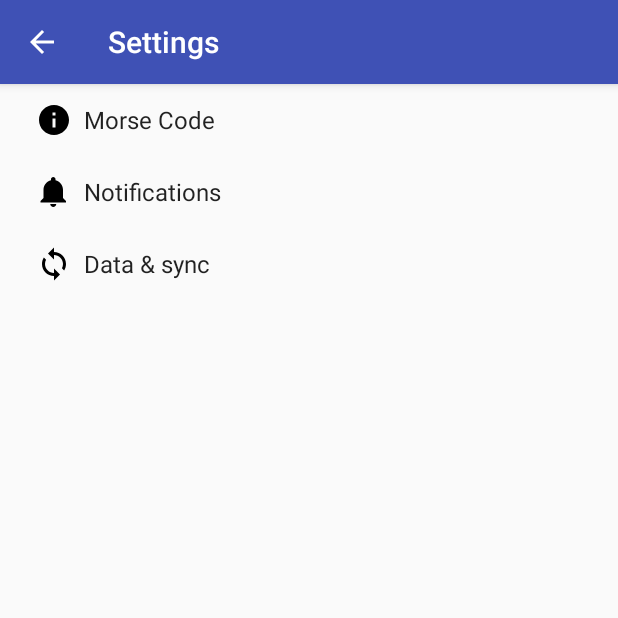
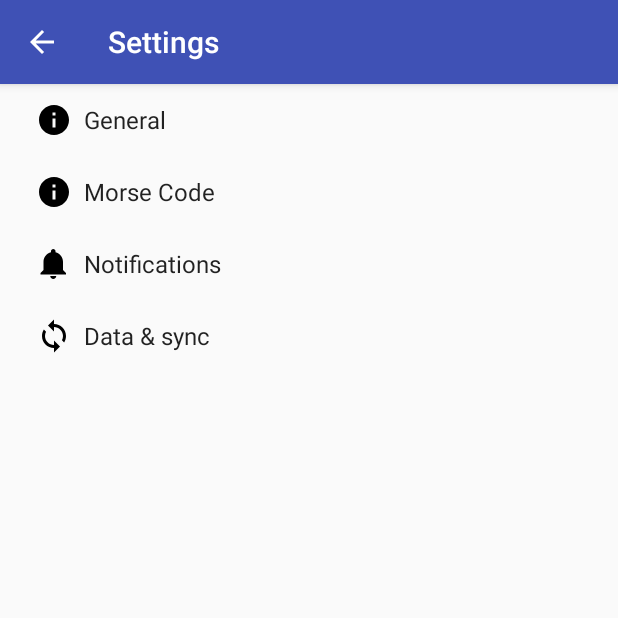
Before and after one commit to RickyHempel/Morse-Code, an Android app: the SettingsActivity screen opened directly, with no data from a screen before it, on a phone screen of 412 x 824 dp, the top half of it. Run offline under Robolectric (Android 15) with nearby library versions, the phone set to English and light mode, and no system bars.

Commit message:
added header

```diff
--- a/Morse/app/src/main/res/xml/pref_headers.xml
+++ b/Morse/app/src/main/res/xml/pref_headers.xml
@@ -1,7 +1,10 @@
 <preference-headers xmlns:android="http://schemas.android.com/apk/res/android">
 
     <!-- These settings headers are only used on tablets. -->
-
+    <header
+        android:fragment="com.example.ricky.morse.SettingsActivity$GeneralPreferenceFragment"
+        android:icon="@drawable/ic_info_black_24dp"
+        android:title="@string/pref_header_general" />
     <header
         android:fragment="com.example.ricky.morse.SettingsActivity$MorsePreferenceFragment"
         android:icon="@drawable/ic_info_black_24dp"
```
